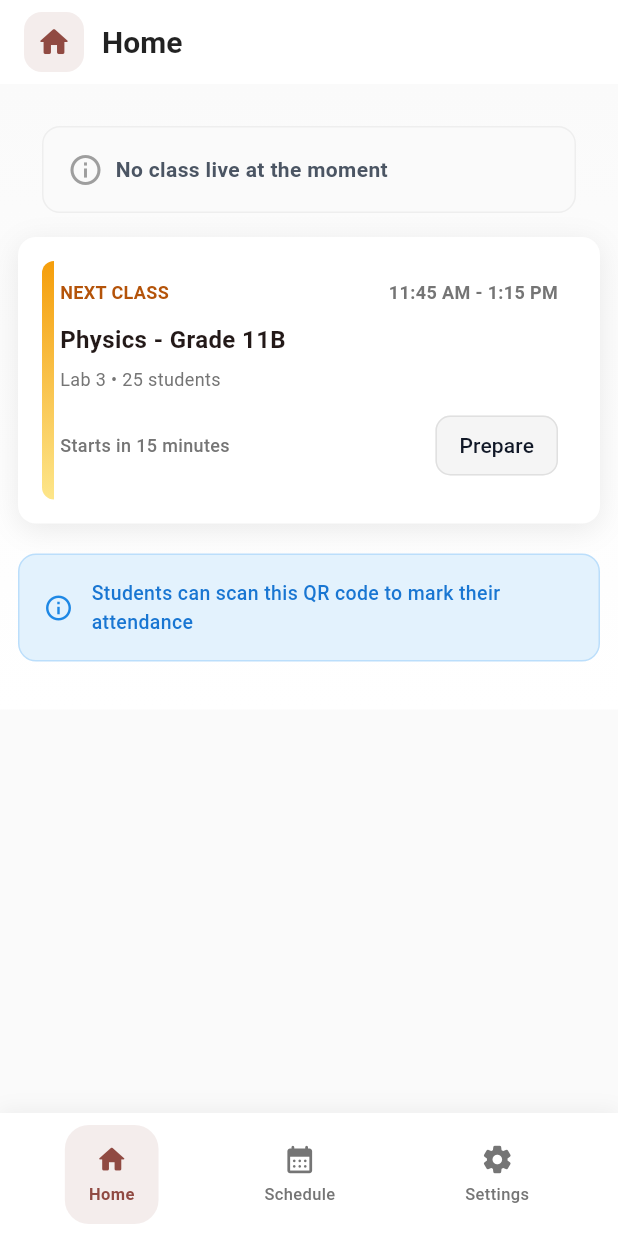
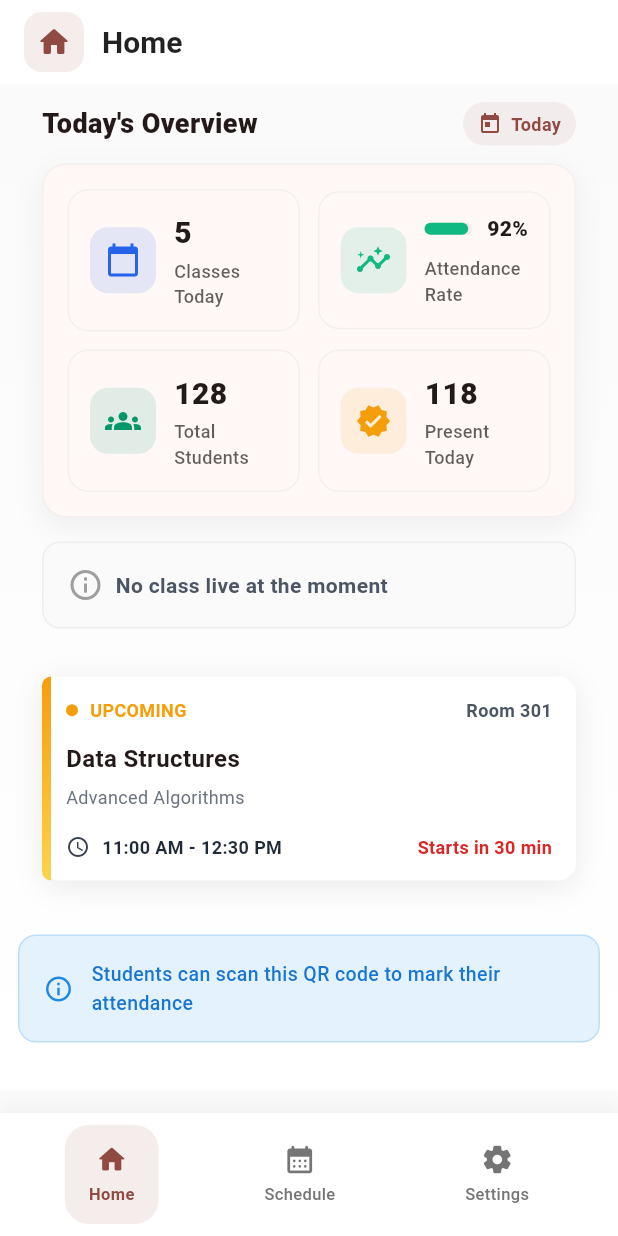
Before and after one commit to RaveZam/MyAttendance, a Flutter app: the screen it shows once a user with an empty profile is signed in, on a phone screen of 412 x 824 dp. Run offline on Flutter 3.47's test engine with Material 3 defaults, Android fonts, the phone set to English and light mode, and no system bars; our stand-ins replace connectivity_plus, csv, drift, drift_flutter, file_picker, flutter_blue_plus and 3 more; missing offline and left inert: flutter_ble_peripheral, mobile_scanner; accounts and stored records are empty; generated files the repository leaves out were written again.

Commit message:
Enhance Teacher's Homepage

```diff
--- a/lib/core/logic/schedule_filter.dart
+++ b/lib/core/logic/schedule_filter.dart
@@ -9,12 +9,56 @@ class ScheduleFilter {
       if (s.day != GetDateNow.getDayNow()) return false;
       List<String> time = s.time.split('-');
 
-      DateFormat format = DateFormat("h:mm");
-      DateTime startTime = format.parse(time[0].trim());
-      DateTime endTime = format.parse(time[1].trim());
-      DateTime currentTime = format.parse(GetDateNow.getTimeNow());
+      final DateTime startTime = _parseTime(time[0].trim());
+      final DateTime endTime = _parseTime(time[1].trim());
+      final DateTime currentTime = _parseTime(GetDateNow.getTimeNow());
 
       return startTime.isBefore(currentTime) && endTime.isAfter(currentTime);
     }).toList();
   }
+
+  Future<List<Schedule>> getNextClass() async {
+    final schedules = await AppDatabase().getAllSchedules();
+    final today = GetDateNow.getDayNow();
+
+    final now = _parseTime(GetDateNow.getTimeNow());
+
+    final upcoming = schedules.where((s) {
+      if (s.day != today) return false;
+      final parts = s.time.split('-');
+      if (parts.length < 2) return false;
+      final start = _parseTime(parts[0].trim());
+      return start.isAfter(now);
+    }).toList();
+
+    // Sort by start time and return first item as list (to mirror existing API)
+    upcoming.sort((a, b) {
+      final aStart = _parseTime(a.time.split('-').first.trim());
+      final bStart = _parseTime(b.time.split('-').first.trim());
+      return aStart.compareTo(bStart);
+    });
+
+    if (upcoming.isEmpty) return [];
+    return [upcoming.first];
+  }
+
+  DateTime _parseTime(String input) {
+    final List<DateFormat> formats = [
+      DateFormat('h:mm a'),
+      DateFormat('hh:mm a'),
+      DateFormat('H:mm'),
+      DateFormat('HH:mm'),
+      DateFormat('h:mm'),
+    ];
+
+    for (final f in formats) {
+      try {
+        final parsed = f.parse(input);
+        return DateTime(0, 1, 1, parsed.hour, parsed.minute);
+      } catch (_) {}
+    }
+
+    // Fallback: 00:00
+    return DateTime(0, 1, 1, 0, 0);
+  }
 }
--- a/lib/features/Teacher/features/class_details/pages/class_details_page.dart
+++ b/lib/features/Teacher/features/class_details/pages/class_details_page.dart
@@ -11,6 +11,7 @@ class ClassDetailsPage extends StatefulWidget {
 
 class _ClassDetailsPageState extends State<ClassDetailsPage> {
   Schedule? classDetails;
+
   void loadClassDetails() async {
     final classDetails = await AppDatabase().getScheduleById(widget.classID);
     debugPrint(classDetails?.toJson().toString());
@@ -40,6 +41,8 @@ class _ClassDetailsPageState extends State<ClassDetailsPage> {
                   classDetails ??
                   Schedule(id: 0, subject: '', day: '', time: '', room: ''),
             ),
+            const SizedBox(height: 12),
+
             // const SizedBox(height: 24),
             // _QuickActionsSection(),
             // const SizedBox(height: 24),
--- a/lib/features/Teacher/features/schedule/widgets/display_current_class.dart
+++ b/lib/features/Teacher/features/schedule/widgets/display_current_class.dart
@@ -194,20 +194,25 @@ class _CurrentClassCard extends StatelessWidget {
 
   @override
   Widget build(BuildContext context) {
-    return Stack(
-      children: [
-        // Card
-        Container(
+    final scheme = Theme.of(context).colorScheme;
+    return Container(
       margin: const EdgeInsets.all(16),
-          padding: const EdgeInsets.symmetric(horizontal: 16, vertical: 14),
+      padding: const EdgeInsets.symmetric(horizontal: 16, vertical: 16),
       decoration: BoxDecoration(
-            color: Colors.white,
-            borderRadius: BorderRadius.circular(12),
+        borderRadius: BorderRadius.circular(16),
+        gradient: LinearGradient(
+          colors: [
+            scheme.primary.withOpacity(0.95),
+            scheme.secondary.withOpacity(0.95),
+          ],
+          begin: Alignment.topLeft,
+          end: Alignment.bottomRight,
+        ),
         boxShadow: [
           BoxShadow(
-                color: Colors.black.withAlpha(20),
+            color: Colors.black.withOpacity(0.15),
             blurRadius: 16,
-                offset: const Offset(0, 4),
+            offset: const Offset(0, 6),
           ),
         ],
       ),
@@ -220,24 +225,25 @@ class _CurrentClassCard extends StatelessWidget {
                 width: 8,
                 height: 8,
                 decoration: BoxDecoration(
-                      color: Colors.red.shade300,
+                  color: scheme.tertiary,
                   shape: BoxShape.circle,
                 ),
               ),
               const SizedBox(width: 8),
-                  const Text(
+              Text(
                 'LIVE NOW',
                 style: TextStyle(
-                      color: Color(0xFFE53935),
+                  color: Colors.white,
                   fontWeight: FontWeight.w700,
                   fontSize: 12,
+                  letterSpacing: 0.2,
                 ),
               ),
               const Spacer(),
               Text(
-                    schedule.time,
+                schedule.room.isNotEmpty ? schedule.room : '',
                 style: TextStyle(
-                      color: Colors.grey[600],
+                  color: Colors.white.withOpacity(0.9),
                   fontWeight: FontWeight.w600,
                   fontSize: 12,
                 ),
@@ -248,30 +254,49 @@ class _CurrentClassCard extends StatelessWidget {
           Text(
             schedule.subject,
             style: const TextStyle(
-                  fontSize: 16,
-                  fontWeight: FontWeight.w700,
+              fontSize: 20,
+              fontWeight: FontWeight.w800,
+              color: Colors.white,
             ),
           ),
           const SizedBox(height: 6),
           Text(
             _buildSubtitle(schedule),
-                style: TextStyle(color: Colors.grey[600], fontSize: 12),
+            style: TextStyle(
+              color: Colors.white.withOpacity(0.85),
+              fontSize: 12,
+            ),
           ),
           const SizedBox(height: 16),
           Row(
             children: [
-                  const Spacer(),
-                  ElevatedButton(
+              Icon(
+                Icons.access_time,
+                size: 18,
+                color: Colors.white.withOpacity(0.9),
+              ),
+              const SizedBox(width: 8),
+              Expanded(
+                child: Text(
+                  schedule.time,
+                  style: TextStyle(
+                    color: Colors.white.withOpacity(0.95),
+                    fontWeight: FontWeight.w600,
+                    fontSize: 13,
+                  ),
+                ),
+              ),
+              TextButton(
                 onPressed: () {},
-                    style: ElevatedButton.styleFrom(
-                      backgroundColor: const Color(0xFF3B82F6),
+                style: TextButton.styleFrom(
                   foregroundColor: Colors.white,
+                  backgroundColor: Colors.white.withOpacity(0.20),
                   padding: const EdgeInsets.symmetric(
                     horizontal: 16,
                     vertical: 10,
                   ),
                   shape: RoundedRectangleBorder(
-                        borderRadius: BorderRadius.circular(10),
+                    borderRadius: BorderRadius.circular(12),
                   ),
                 ),
                 child: const Text('Take Attendance'),
@@ -280,28 +305,6 @@ class _CurrentClassCard extends StatelessWidget {
           ),
         ],
       ),
-        ),
-        // Thick left border
-        Positioned(
-          left: 16,
-          top: 16,
-          bottom: 16,
-          child: Container(
-            width: 8,
-            decoration: BoxDecoration(
-              borderRadius: const BorderRadius.only(
-                topLeft: Radius.circular(12),
-                bottomLeft: Radius.circular(12),
-              ),
-              gradient: LinearGradient(
-                colors: [Color(0xFFE57373), Color(0xFFFFCDD2)],
-                begin: Alignment.topCenter,
-                end: Alignment.bottomCenter,
-              ),
-            ),
-          ),
-        ),
-      ],
     );
   }
 
--- a/lib/features/Teacher/features/schedule/widgets/display_next_class.dart
+++ b/lib/features/Teacher/features/schedule/widgets/display_next_class.dart
@@ -5,18 +5,18 @@ class DisplayNextClass extends StatelessWidget {
 
   @override
   Widget build(BuildContext context) {
-    const String label = 'NEXT CLASS';
-    const String timeRange = '11:45 AM - 1:15 PM';
-    const String title = 'Physics - Grade 11B';
-    const String room = 'Lab 3';
-    const int studentsCount = 25;
-    const String startsIn = 'Starts in 15 minutes';
+    // Mock data (static UI)
+    const subject = 'Data Structures';
+    const subtitle = 'Advanced Algorithms';
+    const timeRange = '11:00 AM - 12:30 PM';
+    const room = 'Room 301';
+    const startsIn = 'Starts in 30 min';
 
     return Stack(
       children: [
-        // Card
         Container(
-          padding: const EdgeInsets.all(16),
+          margin: const EdgeInsets.all(16),
+          padding: const EdgeInsets.symmetric(horizontal: 16, vertical: 14),
           decoration: BoxDecoration(
             color: Colors.white,
             borderRadius: BorderRadius.circular(12),
@@ -28,26 +28,33 @@ class DisplayNextClass extends StatelessWidget {
               ),
             ],
           ),
-          child: Padding(
-            padding: EdgeInsets.all(12),
           child: Column(
             crossAxisAlignment: CrossAxisAlignment.start,
             children: [
               Row(
                 children: [
+                  Container(
+                    width: 8,
+                    height: 8,
+                    decoration: const BoxDecoration(
+                      color: Color(0xFFF59E0B),
+                      shape: BoxShape.circle,
+                    ),
+                  ),
+                  const SizedBox(width: 8),
                   const Text(
-                      label,
+                    'UPCOMING',
                     style: TextStyle(
-                        color: Color(0xFFB45309), // amber-700 like
+                      color: Color(0xFFF59E0B),
                       fontWeight: FontWeight.w700,
                       fontSize: 12,
                     ),
                   ),
                   const Spacer(),
-                    Text(
-                      timeRange,
+                  const Text(
+                    room,
                     style: TextStyle(
-                        color: Colors.grey[600],
+                      color: Color(0xFF4B5563),
                       fontWeight: FontWeight.w600,
                       fontSize: 12,
                     ),
@@ -56,63 +63,54 @@ class DisplayNextClass extends StatelessWidget {
               ),
               const SizedBox(height: 12),
               const Text(
-                  title,
+                subject,
                 style: TextStyle(fontSize: 16, fontWeight: FontWeight.w700),
               ),
               const SizedBox(height: 6),
+              const Text(
+                subtitle,
+                style: TextStyle(color: Color(0xFF6B7280), fontSize: 12),
+              ),
+              const SizedBox(height: 16),
+              Row(
+                children: const [
+                  Icon(Icons.access_time, size: 16, color: Color(0xFF374151)),
+                  SizedBox(width: 8),
                   Text(
-                  _buildSubtitle(room, studentsCount),
-                  style: TextStyle(color: Colors.grey[600], fontSize: 12),
+                    timeRange,
+                    style: TextStyle(
+                      color: Color(0xFF1F2937),
+                      fontWeight: FontWeight.w600,
+                      fontSize: 12,
                     ),
-                const SizedBox(height: 12),
-                Row(
-                  children: [
-                    Expanded(
-                      child: Text(
+                  ),
+                  Spacer(),
+                  Text(
                     startsIn,
                     style: TextStyle(
-                          color: Colors.grey[600],
+                      color: Color(0xFFDC2626),
+                      fontWeight: FontWeight.w700,
                       fontSize: 12,
-                          fontWeight: FontWeight.w500,
                     ),
-                      ),
-                    ),
-                    OutlinedButton(
-                      onPressed: () {},
-                      style: OutlinedButton.styleFrom(
-                        foregroundColor: const Color(0xFF111827),
-                        side: BorderSide(color: Colors.grey[300]!),
-                        backgroundColor: Colors.grey[100],
-                        padding: const EdgeInsets.symmetric(
-                          horizontal: 16,
-                          vertical: 10,
-                        ),
-                        shape: RoundedRectangleBorder(
-                          borderRadius: BorderRadius.circular(10),
-                        ),
-                      ),
-                      child: const Text('Prepare'),
                   ),
                 ],
               ),
             ],
           ),
         ),
-        ),
-        // Thick left border
         Positioned(
           left: 16,
           top: 16,
           bottom: 16,
           child: Container(
-            width: 8,
-            decoration: BoxDecoration(
-              borderRadius: const BorderRadius.only(
+            width: 6,
+            decoration: const BoxDecoration(
+              borderRadius: BorderRadius.only(
                 topLeft: Radius.circular(12),
                 bottomLeft: Radius.circular(12),
               ),
               gradient: LinearGradient(
-                colors: [const Color(0xFFF59E0B), const Color(0xFFFDE68A)],
+                colors: [Color(0xFFF59E0B), Color(0xFFFCD34D)],
                 begin: Alignment.topCenter,
                 end: Alignment.bottomCenter,
               ),
@@ -122,11 +120,4 @@ class DisplayNextClass extends StatelessWidget {
       ],
     );
   }
-
-  static String _buildSubtitle(String room, int students) {
-    final roomText = room.isNotEmpty ? room : '';
-    final studentsText = '• $students students';
-    if (roomText.isEmpty) return studentsText.replaceFirst('• ', '');
-    return '$roomText $studentsText';
 }
-}
--- a/lib/features/Teacher/pages/teacher_home_page.dart
+++ b/lib/features/Teacher/pages/teacher_home_page.dart
@@ -2,6 +2,7 @@ import 'package:flutter/material.dart';
 import 'package:myattendance/core/widgets/custom_app_bar.dart';
 import 'package:myattendance/features/Teacher/features/schedule/widgets/display_current_class.dart';
 import 'package:myattendance/features/Teacher/features/schedule/widgets/display_next_class.dart';
+import 'package:myattendance/features/Teacher/widgets/overview_section.dart';
 
 class TeacherHomePage extends StatefulWidget {
   const TeacherHomePage({super.key});
@@ -35,6 +36,7 @@ class _TeacherHomePageState extends State<TeacherHomePage> {
             padding: const EdgeInsets.all(12.0),
             child: Column(
               children: [
+                OverviewSection(),
                 DisplayCurrentClass(),
                 DisplayNextClass(),
                 // QR Code Section
--- /dev/null
+++ b/lib/features/Teacher/widgets/overview_section.dart
@@ -0,0 +1,260 @@
+import 'package:flutter/material.dart';
+
+class OverviewSection extends StatelessWidget {
+  const OverviewSection({super.key});
+
+  @override
+  Widget build(BuildContext context) {
+    final scheme = Theme.of(context).colorScheme;
+    return Padding(
+      padding: const EdgeInsets.symmetric(horizontal: 16),
+      child: Column(
+        crossAxisAlignment: CrossAxisAlignment.start,
+        children: [
+          Row(
+            children: [
+              Text(
+                "Today's Overview",
+                style: TextStyle(
+                  color: scheme.onSurface,
+                  fontWeight: FontWeight.w800,
+                  fontSize: 18,
+                ),
+              ),
+              const Spacer(),
+              Container(
+                padding: const EdgeInsets.symmetric(
+                  horizontal: 10,
+                  vertical: 6,
+                ),
+                decoration: BoxDecoration(
+                  color: scheme.primary.withOpacity(0.08),
+                  borderRadius: BorderRadius.circular(20),
+                ),
+                child: Row(
+                  children: [
+                    Icon(Icons.today, size: 16, color: scheme.primary),
+                    const SizedBox(width: 6),
+                    Text(
+                      'Today',
+                      style: TextStyle(
+                        color: scheme.primary,
+                        fontWeight: FontWeight.w600,
+                        fontSize: 12,
+                      ),
+                    ),
+                  ],
+                ),
+              ),
+            ],
+          ),
+          const SizedBox(height: 12),
+          Container(
+            decoration: BoxDecoration(
+              color: scheme.surface,
+              borderRadius: BorderRadius.circular(16),
+              border: Border.all(color: Colors.black.withOpacity(0.04)),
+              boxShadow: [
+                BoxShadow(
+                  color: Colors.black.withOpacity(0.06),
+                  blurRadius: 16,
+                  offset: const Offset(0, 6),
+                ),
+              ],
+            ),
+            padding: const EdgeInsets.symmetric(vertical: 16, horizontal: 16),
+            child: Column(
+              children: [
+                Row(
+                  children: const [
+                    Expanded(
+                      child: _StatCard(
+                        icon: Icons.calendar_today,
+                        iconColor: Color(0xFF2563EB),
+                        label: 'Classes Today',
+                        value: '5',
+                      ),
+                    ),
+                    SizedBox(width: 12),
+                    Expanded(
+                      child: _AttendanceCard(
+                        label: 'Attendance Rate',
+                        value: '92%',
+                        progress: 0.92,
+                      ),
+                    ),
+                  ],
+                ),
+                const SizedBox(height: 12),
+                Row(
+                  children: const [
+                    Expanded(
+                      child: _StatCard(
+                        icon: Icons.groups,
+                        iconColor: Color(0xFF059669),
+                        label: 'Total Students',
+                        value: '128',
+                      ),
+                    ),
+                    SizedBox(width: 12),
+                    Expanded(
+                      child: _StatCard(
+                        icon: Icons.verified,
+                        iconColor: Color(0xFFF59E0B),
+                        label: 'Present Today',
+                        value: '118',
+                      ),
+                    ),
+                  ],
+                ),
+              ],
+            ),
+          ),
+        ],
+      ),
+    );
+  }
+}
+
+class _StatCard extends StatelessWidget {
+  final IconData icon;
+  final Color iconColor;
+  final String value;
+  final String label;
+
+  const _StatCard({
+    required this.icon,
+    required this.iconColor,
+    required this.value,
+    required this.label,
+  });
+
+  @override
+  Widget build(BuildContext context) {
+    final scheme = Theme.of(context).colorScheme;
+    return Container(
+      padding: const EdgeInsets.all(14),
+      decoration: BoxDecoration(
+        color: scheme.surface,
+        borderRadius: BorderRadius.circular(14),
+        border: Border.all(color: Colors.black.withOpacity(0.04)),
+      ),
+      child: Row(
+        crossAxisAlignment: CrossAxisAlignment.center,
+        children: [
+          Container(
+            width: 44,
+            height: 44,
+            decoration: BoxDecoration(
+              color: iconColor.withOpacity(0.12),
+              borderRadius: BorderRadius.circular(12),
+            ),
+            child: Icon(icon, color: iconColor),
+          ),
+          const SizedBox(width: 12),
+          Expanded(
+            child: Column(
+              crossAxisAlignment: CrossAxisAlignment.start,
+              children: [
+                Text(
+                  value,
+                  style: TextStyle(
+                    color: scheme.onSurface,
+                    fontSize: 20,
+                    fontWeight: FontWeight.w800,
+                  ),
+                ),
+                const SizedBox(height: 2),
+                Text(
+                  label,
+                  style: TextStyle(
+                    color: scheme.onSurface.withOpacity(0.7),
+                    fontSize: 12,
+                    fontWeight: FontWeight.w500,
+                  ),
+                ),
+              ],
+            ),
+          ),
+        ],
+      ),
+    );
+  }
+}
+
+class _AttendanceCard extends StatelessWidget {
+  final String value;
+  final String label;
+  final double progress;
+
+  const _AttendanceCard({
+    required this.value,
+    required this.label,
+    required this.progress,
+  });
+
+  @override
+  Widget build(BuildContext context) {
+    final scheme = Theme.of(context).colorScheme;
+    return Container(
+      padding: const EdgeInsets.all(14),
+      decoration: BoxDecoration(
+        color: scheme.surface,
+        borderRadius: BorderRadius.circular(14),
+        border: Border.all(color: Colors.black.withOpacity(0.04)),
+      ),
+      child: Row(
+        crossAxisAlignment: CrossAxisAlignment.center,
+        children: [
+          Container(
+            width: 44,
+            height: 44,
+            decoration: BoxDecoration(
+              color: const Color(0xFF10B981).withOpacity(0.12),
+              borderRadius: BorderRadius.circular(12),
+            ),
+            child: const Icon(Icons.insights, color: Color(0xFF10B981)),
+          ),
+          const SizedBox(width: 12),
+          Expanded(
+            child: Column(
+              crossAxisAlignment: CrossAxisAlignment.start,
+              children: [
+                Row(
+                  children: [
+                    Expanded(
+                      child: LinearProgressIndicator(
+                        value: progress,
+                        backgroundColor: scheme.primary.withOpacity(0.08),
+                        color: const Color(0xFF10B981),
+                        minHeight: 8,
+                        borderRadius: BorderRadius.circular(8),
+                      ),
+                    ),
+                    const SizedBox(width: 10),
+                    Text(
+                      value,
+                      style: TextStyle(
+                        color: scheme.onSurface,
+                        fontWeight: FontWeight.w800,
+                      ),
+                    ),
+                  ],
+                ),
+                const SizedBox(height: 8),
+                Text(
+                  label,
+                  style: TextStyle(
+                    color: scheme.onSurface.withOpacity(0.7),
+                    fontSize: 12,
+                    fontWeight: FontWeight.w500,
+                  ),
+                ),
+              ],
+            ),
+          ),
+        ],
+      ),
+    );
+  }
+}
```
Lines whose indentation alone changed are shown as unchanged.
